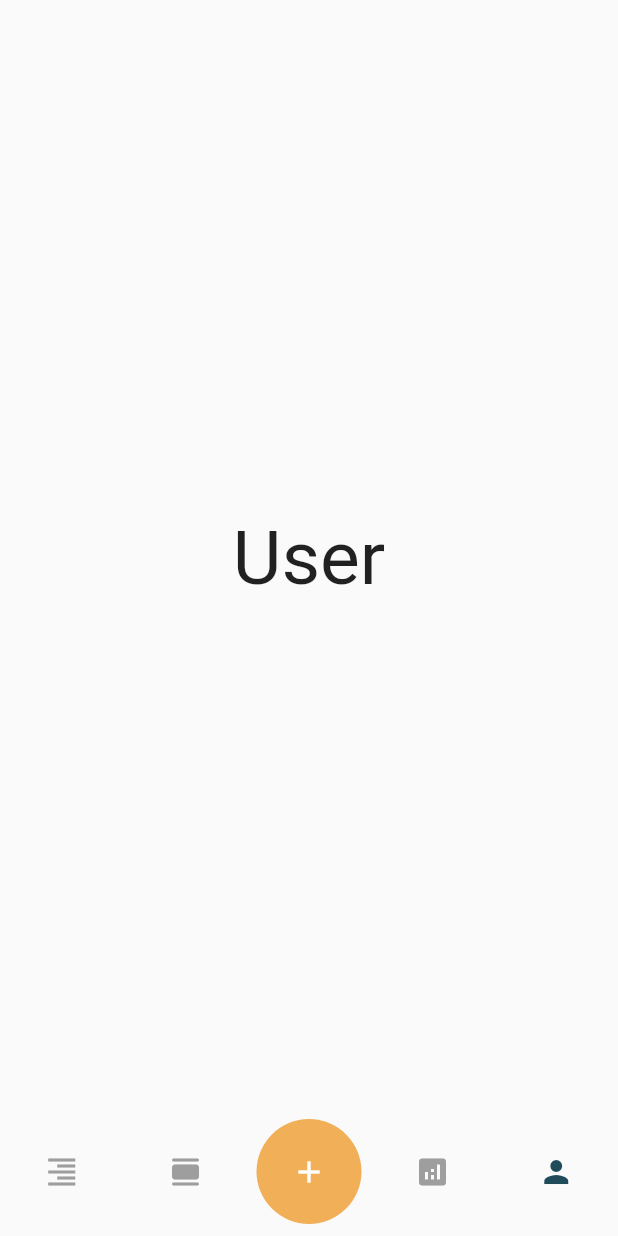
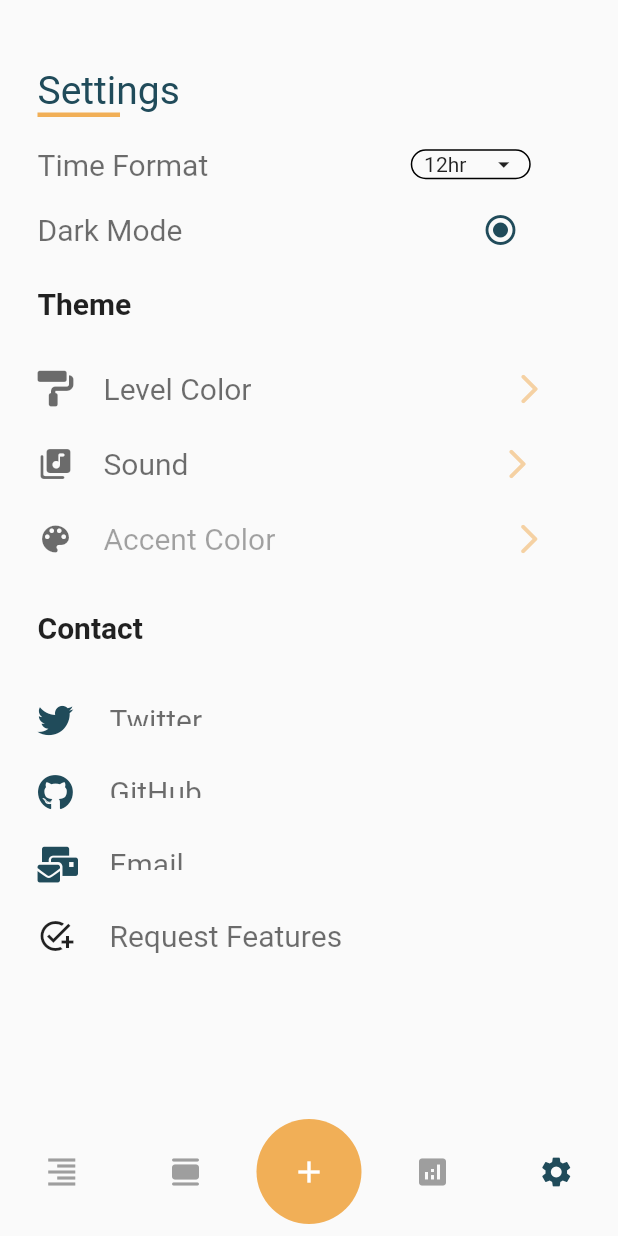
Before and after one commit to TamynatorSama/task_manager, a Flutter app: the screen it shows after launch, item 5 of the bottom bar chosen, on a phone screen of 412 x 824 dp. Run offline on Flutter 3.47's test engine with Material 2 defaults, Android fonts, the phone set to English and light mode, and no system bars; our stand-ins replace flutter_svg, fluttericon, sqflite, table_calendar; accounts and stored records are empty.

Commit message:
settings update

```diff
--- a/lib/main.dart
+++ b/lib/main.dart
@@ -6,6 +6,7 @@ import 'package:task/tabs/add_new.dart';
 import 'package:task/tabs/all_task.dart';
 import 'package:task/tabs/calender.dart';
 import 'package:task/tabs/home.dart';
+import 'package:task/tabs/settings_page.dart';
 
 void main() {
   runApp(const MyApp());
@@ -39,19 +40,14 @@ class MyHomePage extends StatelessWidget {
     Icons.calendar_view_day_rounded,
     Icons.add,
     Icons.analytics,
-    Icons.person
+    Icons.settings
   ];
   final tab = [
     const Home(),
     const Calender(),
     AddTask(),
     const AllTask(),
-    const Center(
-      child: Text(
-        "User",
-        style: TextStyle(fontSize: 50),
-      ),
-    )
+    const SettingsPage()
   ];
 
   @override
--- /dev/null
+++ b/lib/tabs/settings_page.dart
@@ -0,0 +1,233 @@
+import 'dart:ui';
+import 'package:flutter/material.dart';
+import 'package:intl/intl.dart';
+import 'package:fluttericon/font_awesome5_icons.dart';
+//color: Color(0xff204B5A)
+//Color.fromRGBO(241, 175, 87, 1)
+
+class SettingsPage extends StatelessWidget {
+  const SettingsPage({Key? key}) : super(key: key);
+
+  @override
+  Widget build(BuildContext context) {
+    return Scaffold(
+      body: SingleChildScrollView(
+          child: Container(
+        padding: const EdgeInsets.only(top: 45, left: 25),
+        child: Column(
+          crossAxisAlignment: CrossAxisAlignment.start,
+          children: [
+            //Settings
+            Container(
+              padding: const EdgeInsets.only(bottom: 20),
+              child: Column(
+                crossAxisAlignment: CrossAxisAlignment.start,
+                children: [
+                  const Text(
+                    "Settings",
+                    style: TextStyle(color: Color(0xff204B5A), fontSize: 26),
+                  ),
+                  Container(
+                    height: 3,
+                    width: 55,
+                    color: const Color.fromRGBO(241, 175, 87, 1),
+                  ),
+                ],
+              ),
+            ),
+            //Time Format
+            Container(
+              padding: const EdgeInsets.only(bottom: 20),
+              child: Row(
+                children: [
+                  //Time format: Time Format
+                  const Text(
+                    "Time Format",
+                    style: TextStyle(fontSize: 20, color: Color.fromARGB(146, 0, 0, 0)),
+                  ),
+                  //Time format: Space
+                  const SizedBox(
+                    width: 135,
+                  ),
+                  //Time format: 12hr Dropdown
+                  Container(
+                    alignment: Alignment.center,
+                    height: 20,
+                    width: 80,
+                    decoration: BoxDecoration(
+                        borderRadius: BorderRadius.circular(12),
+                        border: Border.all(width: 1, color: Colors.black)),
+                    child: InkWell(
+                      child: Row(
+                        crossAxisAlignment: CrossAxisAlignment.center,
+                        mainAxisAlignment: MainAxisAlignment.center,
+                        children: const [
+                          Text("12hr"),
+                          SizedBox(width: 16,),
+                          Icon(Icons.arrow_drop_down, size: 18, )
+                        ],
+                      ),
+                    ),
+                  ),
+                ],
+              ),
+            ),
+            //Dark Mode
+            Container(
+              child: Row(
+                children: [
+                  const Text("Dark Mode", style: TextStyle(fontSize: 20, color: Color.fromARGB(146, 0, 0, 0))),
+                  //Time format: Space
+                  const SizedBox(
+                    width: 200,
+                  ),
+                  //Slider should be here
+                  // ignore: avoid_unnecessary_containers
+                  Container(
+                    child: const Icon(Icons.radio_button_checked_outlined, color: Color(0xff204B5A),),
+                  )
+                ],
+              ),
+            ),
+            //Spacing above theme
+            const Padding(
+              padding: EdgeInsets.only(bottom: 26),
+            ),
+            //Theme
+            const Text(
+              "Theme",
+              style: TextStyle(fontWeight: FontWeight.bold, fontSize: 20),
+            ),
+            //Space above level color
+            const Padding(padding: EdgeInsets.only(bottom: 20)),
+            //Theme: Level color
+            SizedBox(
+              height: 50,
+              child: Row(
+                children: const [
+                  //Level color icon
+                  Icon(FontAwesome5.paint_roller, color: Color.fromARGB(146, 0, 0, 0)),
+                  //Space behind level color
+                  SizedBox(width: 20,),
+                  //Level color text
+                  Text("Level Color", style: TextStyle(fontSize: 20, color: Color.fromARGB(146, 0, 0, 0)),),
+                  //Space in front of level color
+                  SizedBox(width: 173,),
+                  //Forward arow icon
+                  Icon(Icons.arrow_forward_ios_rounded, color: Color.fromARGB(136, 241, 174, 87),)
+                ],
+              ),
+            ),
+            //Theme: Sound
+            SizedBox(
+              height: 50,
+              child: Row(
+                children: const [
+                  //Sound icon
+                  Icon(Icons.library_music_rounded, color: Color.fromARGB(146, 0, 0, 0)),
+                  //Space behind Sound
+                  SizedBox(width: 20,),
+                  //Level color text
+                  Text("Sound", style: TextStyle(fontSize: 20, color: Color.fromARGB(146, 0, 0, 0)),),
+                  //Space in front of sound
+                  SizedBox(width: 207,),
+                  //Forward arow icon
+                  Icon(Icons.arrow_forward_ios_rounded, color: Color.fromARGB(136, 241, 174, 87),)
+                ],
+              ),
+            ),
+            //Theme: Accent Color
+            SizedBox(
+              height: 50,
+              child: Row(
+                children: const [
+                  //Accent Color icon
+                  Icon(Icons.color_lens, color: Color.fromARGB(146, 0, 0, 0)),
+                  //Space behind Accent Color
+                  SizedBox(width: 20,),
+                  //Accent Color text
+                  Text("Accent Color", style: TextStyle(fontSize: 20, color: Color.fromARGB(92, 0, 0, 0)),),
+                  //Space in front of level color
+                  SizedBox(width: 157,),
+                  //Forward arow icon
+                  Icon(Icons.arrow_forward_ios_rounded, color: Color.fromARGB(136, 241, 174, 87),)
+                ],
+              ),
+            ),
+            //Space above contact
+            const Padding(padding: EdgeInsets.only(bottom: 23)),
+            //Contact
+            const Text(
+              "Contact",
+              style: TextStyle(fontWeight: FontWeight.bold, fontSize: 20),
+            ),
+            //Space below contact
+            const Padding(padding: EdgeInsets.only(bottom: 26)),
+            //Twitter
+            Container(
+              padding: const EdgeInsets.symmetric(vertical: 12),
+              height: 40,
+              child: Row(
+                children: const [
+                //twitter icon
+                Icon(FontAwesome5.twitter, color: Color(0xff204B5A)),
+                //Space btw twitter and its icon
+                SizedBox(width: 24),
+                //Twitter text
+                Text("Twitter", style: TextStyle(fontSize: 20, color: Color.fromARGB(146, 0, 0, 0)),)
+              ]),
+            ),
+            //Space btw twitter and github
+            const Padding(padding: EdgeInsets.only(bottom: 8)),
+            //GitHub
+            Container(
+              padding: const EdgeInsets.symmetric(vertical: 12),
+              height: 40,
+              child: Row(
+                children: const [
+                //github icon
+                Icon(FontAwesome5.github, color: Color(0xff204B5A)),
+                //Space btw github and its icon
+                SizedBox(width: 24),
+                //Github text
+                Text("GitHub", style: TextStyle(fontSize: 20, color: Color.fromARGB(146, 0, 0, 0)),)
+              ]),
+            ),
+            //Space btw twitter and github
+            const Padding(padding: EdgeInsets.only(bottom: 8)),
+            //Email
+            Container(
+              padding: const EdgeInsets.symmetric(vertical: 12),
+              height: 40,
+              child: Row(
+                children: const [
+                //email icon
+                Icon(FontAwesome5.mail_bulk, color: Color(0xff204B5A)),
+                //Space btw email and its icon
+                SizedBox(width: 24),
+                //Email text
+                Text("Email", style: TextStyle(fontSize: 20, color: Color.fromARGB(146, 0, 0, 0)),)
+              ]),
+            ),
+            //Space btw twitter and github
+            const Padding(padding: EdgeInsets.only(bottom: 8)),
+            //Request Features
+            Container(
+              padding: const EdgeInsets.symmetric(vertical: 12),
+              child: Row(
+                children: const [
+                //request icon
+                Icon(Icons.add_task),
+                //Space btw request and its icon
+                SizedBox(width: 24),
+                //request text
+                Text("Request Features", style: TextStyle(fontSize: 20, color: Color.fromARGB(146, 0, 0, 0)),)
+              ]),
+            ),
+          ],
+        ),
+      )
+      ),
+    );
+  }
+}
--- a/pubspec.yaml
+++ b/pubspec.yaml
@@ -40,6 +40,7 @@ dependencies:
   sqflite: ^2.0.2
   path: ^1.8.0
   intl: ^0.17.0
+  fluttericon: ^2.0.0
 
 dev_dependencies:
   flutter_test:
```
Also changed, not shown: pubspec.lock.
